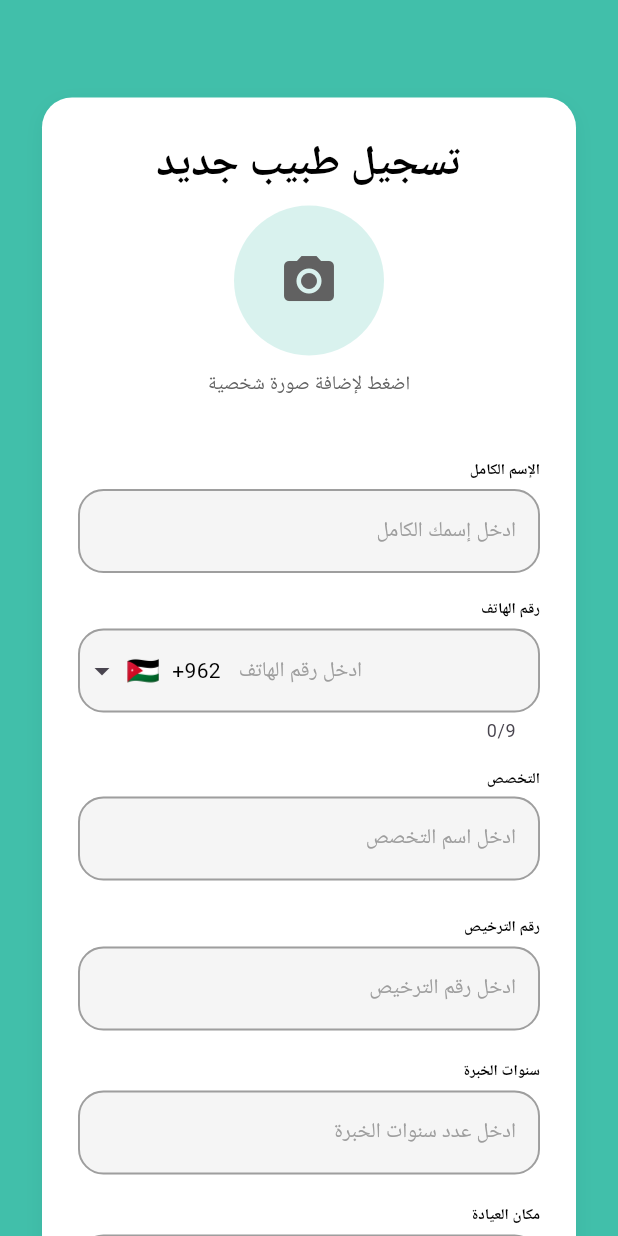
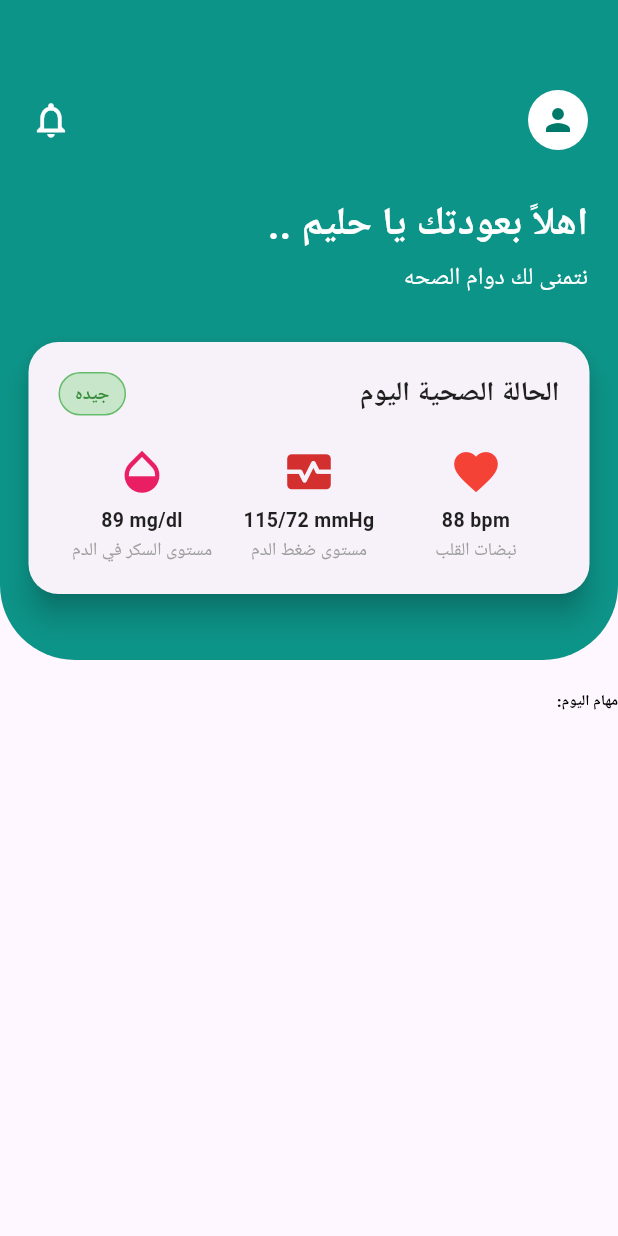
Before and after one commit to anas56u/health-compass, a Flutter app: the screen it shows after launch, on a phone screen of 412 x 824 dp. Run offline on Flutter 3.47's test engine with Material 3 defaults, Android fonts, the phone set to English and light mode, and no system bars; drawn by our look-alikes of intl_phone_field; our stand-ins replace firebase_auth, firebase_core, google_fonts, modal_progress_hud_nsn; accounts and stored records are empty; Roboto replaces fonts that are missing (Tajawal).

Commit message:
patient view part 1

```diff
--- a/lib/main.dart
+++ b/lib/main.dart
@@ -1,5 +1,6 @@
 import 'package:flutter/material.dart';
 import 'package:google_fonts/google_fonts.dart';
+import 'package:health_compass/screens/PatientView_body.dart';
 import 'package:health_compass/screens/doctor_info.dart';
 import 'package:health_compass/screens/login_page.dart';
 import 'package:health_compass/screens/patient_info.dart';
@@ -23,7 +24,7 @@ class MyApp extends StatelessWidget {
   Widget build(BuildContext context) {
     return MaterialApp(
       debugShowCheckedModeBanner: false,
-      home: DoctorInfoScreen(),
+      home: Patientview_body(),
     );
   }
 }
--- /dev/null
+++ b/lib/screens/PatientView_body.dart
@@ -0,0 +1,24 @@
+import 'package:flutter/material.dart';
+import 'package:google_fonts/google_fonts.dart';
+import 'package:health_compass/widgets/HealthStatus_Card.dart';
+import 'package:health_compass/widgets/custom_text.dart';
+import 'package:health_compass/widgets/header_patientview.dart';
+
+class Patientview_body extends StatelessWidget {
+  const Patientview_body({super.key});
+
+  @override
+  Widget build(BuildContext context) {
+    return Scaffold(
+      body: SingleChildScrollView(
+        child: Column(
+          children: [
+            header_patientview(),
+            SizedBox(height: 20),
+            CustomText(text: ":مهام اليوم", size: 10),
+          ],
+        ),
+      ),
+    );
+  }
+}
--- /dev/null
+++ b/lib/widgets/HealthStatus_Card.dart
@@ -0,0 +1,76 @@
+import 'package:flutter/material.dart';
+import 'package:health_compass/widgets/Metric_Item.dart';
+
+Widget HealthStatusCard() {
+  return Card(
+    elevation: 8,
+    shape: RoundedRectangleBorder(borderRadius: BorderRadius.circular(20)),
+    child: Padding(
+      padding: const EdgeInsets.all(20.0),
+      child: Column(
+        crossAxisAlignment: CrossAxisAlignment.end,
+        children: [
+          Row(
+            mainAxisAlignment: MainAxisAlignment.spaceBetween,
+            children: [
+              Container(
+                padding: const EdgeInsets.symmetric(
+                  horizontal: 10,
+                  vertical: 5,
+                ),
+                decoration: BoxDecoration(
+                  color: Colors.green.shade100,
+                  borderRadius: BorderRadius.circular(15),
+                  border: Border.all(color: Colors.green.shade400, width: 1),
+                ),
+                child: Text(
+                  'جيده',
+                  style: TextStyle(
+                    color: Colors.green.shade700,
+                    fontSize: 12,
+                    fontWeight: FontWeight.bold,
+                  ),
+                ),
+              ),
+              const Text(
+                'الحالة الصحية اليوم',
+                style: TextStyle(
+                  fontSize: 18,
+                  fontWeight: FontWeight.bold,
+                  color: Colors.black87,
+                ),
+              ),
+            ],
+          ),
+          const SizedBox(height: 20),
+          Row(
+            textDirection: TextDirection.rtl,
+            mainAxisAlignment: MainAxisAlignment.spaceAround,
+            children: [
+              MetricItem(
+                icon: Icons.favorite,
+                iconColor: Colors.red,
+                value: '88 bpm',
+                label: 'نبضات القلب',
+              ),
+
+              MetricItem(
+                icon: Icons.monitor_heart,
+                iconColor: Colors.red.shade700,
+                value: '115/72 mmHg',
+                label: 'مستوى ضغط الدم',
+              ),
+
+              MetricItem(
+                icon: Icons.opacity,
+                iconColor: Colors.pink,
+                value: '89 mg/dl',
+                label: 'مستوى السكر في الدم',
+              ),
+            ],
+          ),
+        ],
+      ),
+    ),
+  );
+}
--- /dev/null
+++ b/lib/widgets/Metric_Item.dart
@@ -0,0 +1,40 @@
+import 'package:flutter/material.dart';
+
+Widget MetricItem({
+    required IconData icon,
+    required Color iconColor,
+    required String value,
+    required String label,
+  }) {
+    return Expanded(
+      child: Column(
+        crossAxisAlignment: CrossAxisAlignment.center,
+        children: [
+          Icon(
+            icon,
+            color: iconColor,
+            size: 35,
+          ),
+          const SizedBox(height: 5),
+          Text(
+            value,
+            textAlign: TextAlign.center,
+            style: const TextStyle(
+              fontSize: 13,
+              fontWeight: FontWeight.bold,
+              color: Colors.black87,
+            ),
+          ),
+          const SizedBox(height: 2),
+          Text(
+            label,
+            textAlign: TextAlign.center,
+            style: const TextStyle(
+              fontSize: 12,
+              color: Colors.grey,
+            ),
+          ),
+        ],
+      ),
+    );
+  }
--- /dev/null
+++ b/lib/widgets/header_patientview.dart
@@ -0,0 +1,96 @@
+
+import 'package:flutter/material.dart';
+import 'package:google_fonts/google_fonts.dart';
+import 'package:health_compass/widgets/HealthStatus_Card.dart';
+
+class header_patientview extends StatelessWidget {
+  const header_patientview({
+    super.key,
+  });
+
+  @override
+  Widget build(BuildContext context) {
+    return SizedBox(
+      height: 440,
+      child: Stack(
+        children: [
+          Positioned(
+            top: 0,
+            left: 0,
+            right: 0,
+            bottom: 0,
+            child: Container(
+              decoration: const BoxDecoration(
+                color: Color(0xFF0D9488),
+                borderRadius: BorderRadius.only(
+                  bottomLeft: Radius.circular(50),
+                  bottomRight: Radius.circular(50),
+                ),
+              ),
+            ),
+          ),
+          Positioned(
+            top: 0,
+            left: 0,
+            right: 0,
+            child: Padding(
+              padding: const EdgeInsets.only(
+                top: 60.0,
+                left: 20.0,
+                right: 20.0,
+              ),
+              child: Column(
+                crossAxisAlignment: CrossAxisAlignment.end,
+                children: [
+                  Row(
+                    mainAxisAlignment: MainAxisAlignment.spaceBetween,
+                    textDirection: TextDirection.rtl,
+                    children: [
+                      const CircleAvatar(
+                        radius: 20,
+                        backgroundColor: Colors.white,
+
+                        child: Icon(Icons.person, color: Color(0xFF00796B)),
+                      ),
+                      const Icon(
+                        Icons.notifications_none,
+                        color: Colors.white,
+                        size: 28,
+                      ),
+                    ],
+                  ),
+                  const SizedBox(height: 30),
+
+                  Text(
+                    '.. اهلاً بعودتك يا حليم',
+                    textAlign: TextAlign.right,
+                    style: GoogleFonts.tajawal(
+                      color: Colors.white,
+                      fontSize: 26,
+                      fontWeight: FontWeight.bold,
+                    ),
+                  ),
+                  const SizedBox(height: 5),
+                  Text(
+                    'نتمنى لك دوام الصحه',
+                    textAlign: TextAlign.right,
+                    style: GoogleFonts.tajawal(
+                      color: Colors.white,
+                      fontSize: 16,
+                    ),
+                  ),
+                ],
+              ),
+            ),
+          ),
+          Positioned(
+          left: 15,
+          right: 15,
+          bottom: 40,
+          child: HealthStatusCard() ,
+        ),
+        ],
+      ),
+    );
+  }
+}
```
Also changed, not shown: lib/screens/login_page.dart (+2 -8 lines).
